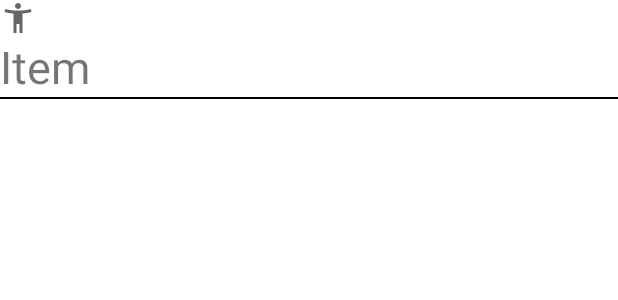
After one commit to mentatusn/base_1728_lesson_4, an Android app: the layout fragment_cities_list_cities_item.xml on its own in the app's theme, with its tools: preview values and no code run, on a phone screen of 412 x 824 dp. The commit adds this screen. Shown: the top 300 px of the screen. Run offline under Robolectric (Android 15) with nearby library versions, the phone set to English and light mode, and no system bars; Roboto replaces fonts that are not available here.

Commit message:
урок 10, попробовали переизобрести велосипед

```diff
--- /dev/null
+++ b/app/src/main/res/layout/fragment_cities_list_cities_item.xml
@@ -0,0 +1,23 @@
+<?xml version="1.0" encoding="utf-8"?>
+<LinearLayout xmlns:android="http://schemas.android.com/apk/res/android"
+    android:layout_width="match_parent"
+    android:layout_height="wrap_content"
+    android:orientation="vertical">
+
+    <ImageView
+        android:src="@drawable/ic_my"
+        android:layout_width="wrap_content"
+        android:layout_height="wrap_content"/>
+
+    <TextView
+        android:id="@+id/textView"
+        android:layout_width="wrap_content"
+        android:layout_height="wrap_content"
+        android:text="Item"
+        android:textSize="30sp" />
+
+    <View
+        android:layout_width="match_parent"
+        android:layout_height="1dp"
+        android:background="@color/black" />
+</LinearLayout>
```
Also changed, not shown: app/src/main/java/com/gb/base_1728_lesson_6/CitiesFragment.java (+6 -2 lines), app/src/main/java/com/gb/base_1728_lesson_6/MyFragmentsActivity.java (+4 -4 lines).
